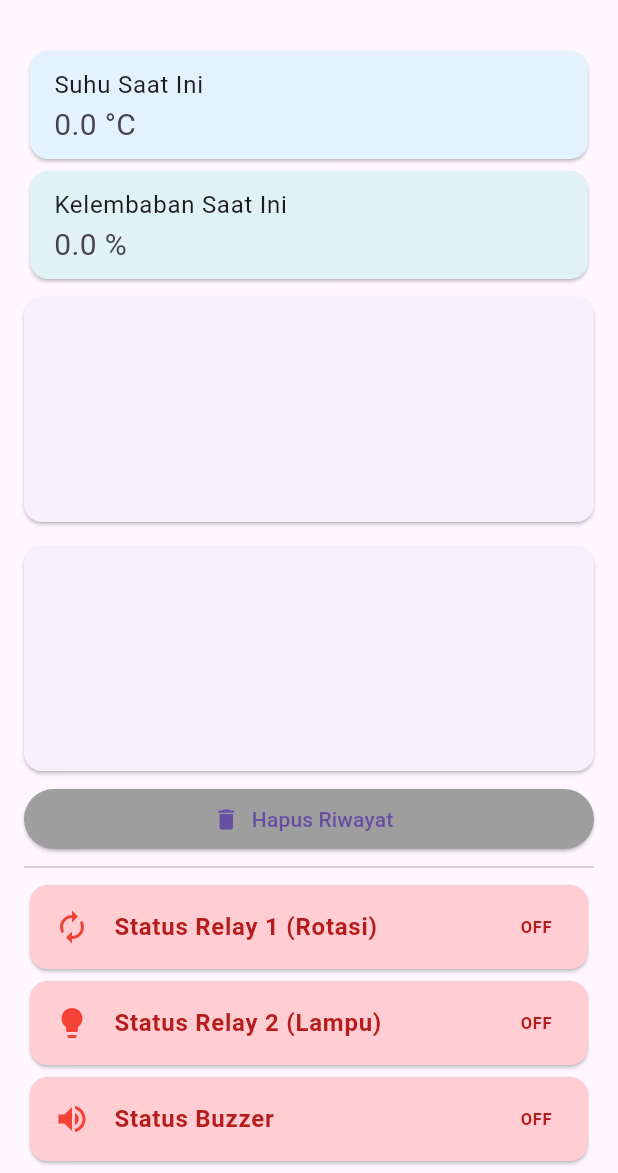
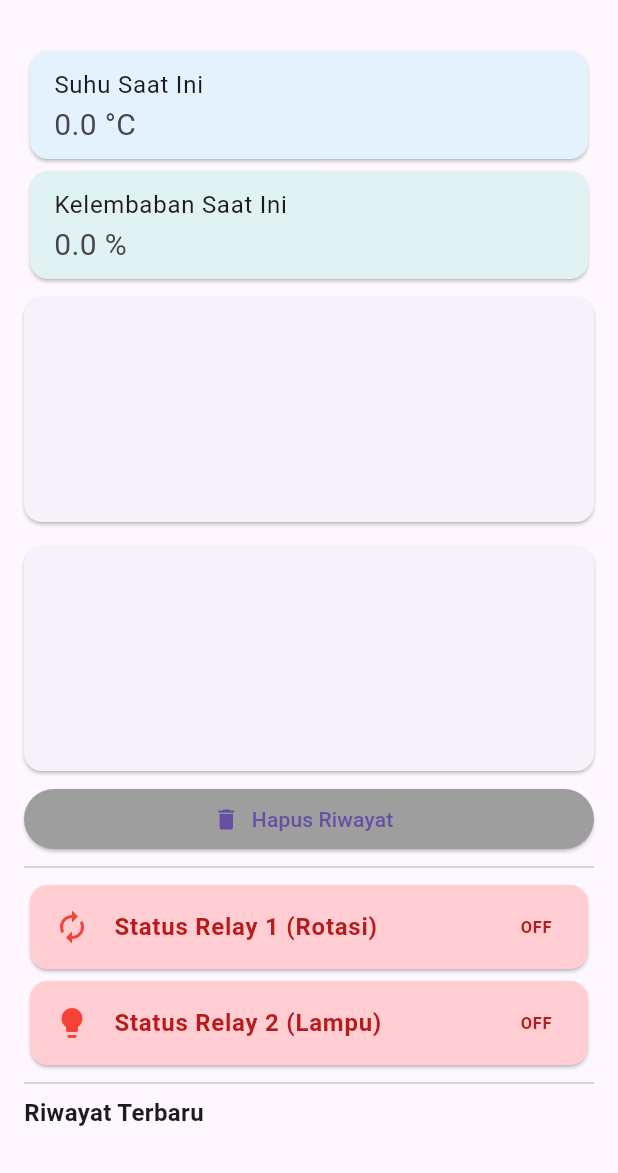
Before and after one commit to nabilagx/netesio-mobile, a Flutter app: the screen it shows once a user with an empty profile is signed in, on a phone screen of 412 x 824 dp, the part 63-1236 px from its top. Run offline on Flutter 3.47's test engine with Material 3 defaults, Android fonts, the phone set to English and light mode, and no system bars; drawn by our look-alikes of fl_chart; our stand-ins replace firebase_auth, firebase_core, firebase_database; missing offline and left inert: mqtt_client; accounts and stored records are empty.

Commit message:
Hapus Buzzer

```diff
--- a/lib/home_screen.dart
+++ b/lib/home_screen.dart
@@ -20,13 +20,13 @@ class _HomeScreenState extends State<HomeScreen> {
 
   bool relay1 = false;
   bool relay2 = false;
-  bool buzzer = false;
+
 
   int durasiInkubasi = 0;
   int jadwalRotasi = 0;
   String jenisKelamin = '';
 
-  final List<int> rotasiOptions = [3, 4, 6, 8];
+  final List<int> rotasiOptions = [1, 3, 4, 6, 8];
   final List<String> genderOptions = ['jantan', 'seimbang', 'betina'];
 
   @override
@@ -43,7 +43,7 @@ class _HomeScreenState extends State<HomeScreen> {
           jenisKelamin = data['jenis_kelamin'] ?? '';
 
           relay1 = data['status_devices']?['relay1'] ?? false;
-          buzzer = data['status_devices']?['buzzer'] ?? false;
+
           relay2 = data['status']?['relay2'] ?? false;
 
           final rawRiwayat = data['riwayat'] as Map?;
@@ -51,14 +51,17 @@ class _HomeScreenState extends State<HomeScreen> {
             riwayat = rawRiwayat.entries.map((e) {
               final val = Map<String, dynamic>.from(e.value);
               return {
-                'timestamp': int.tryParse(e.key.toString()) ?? 0,
+                'timestamp': val['timestamp'] ?? 0, // ambil dari value, bukan key
                 'suhu': (val['suhu'] ?? 0).toDouble(),
                 'kelembaban': (val['kelembaban'] ?? 0).toDouble(),
               };
             }).toList();
 
+            // Tampilkan data terbaru di atas
             riwayat.sort((a, b) => b['timestamp'].compareTo(a['timestamp']));
+
             if (riwayat.length > 20) riwayat = riwayat.sublist(0, 20);
+
 
             suhuData = [];
             kelembabanData = [];
@@ -90,7 +93,7 @@ class _HomeScreenState extends State<HomeScreen> {
       jenisKelamin = data['jenis_kelamin'] ?? '';
 
       relay1 = data['status_devices']?['relay1'] ?? false;
-      buzzer = data['status_devices']?['buzzer'] ?? false;
+
       relay2 = data['status']?['relay2'] ?? false;
 
       final rawRiwayat = data['riwayat'] as Map?;
@@ -280,7 +283,8 @@ class _HomeScreenState extends State<HomeScreen> {
               options: rotasiOptions,
               selectedValue: jadwalRotasi,
               onSelected: (val) => updateFirebase('jadwal_rotasi', val),
-              label: (val) => '$val jam',
+              label: (val) => val == 1 ? '3 menit' : '$val jam',
+
             ),
             buildOptionChips<String>(
               title: 'Jenis Kelamin Target',
@@ -328,7 +332,7 @@ class _HomeScreenState extends State<HomeScreen> {
             const Divider(),
             buildDeviceStatusCard('Status Relay 1 (Rotasi)', relay1, Icons.autorenew),
             buildDeviceStatusCard('Status Relay 2 (Lampu)', relay2, Icons.lightbulb),
-            buildDeviceStatusCard('Status Buzzer', buzzer, Icons.volume_up),
+
             const Divider(),
             const Text('Riwayat Terbaru', style: TextStyle(fontWeight: FontWeight.bold, fontSize: 16)),
             ...riwayat.map((entry) {
```
